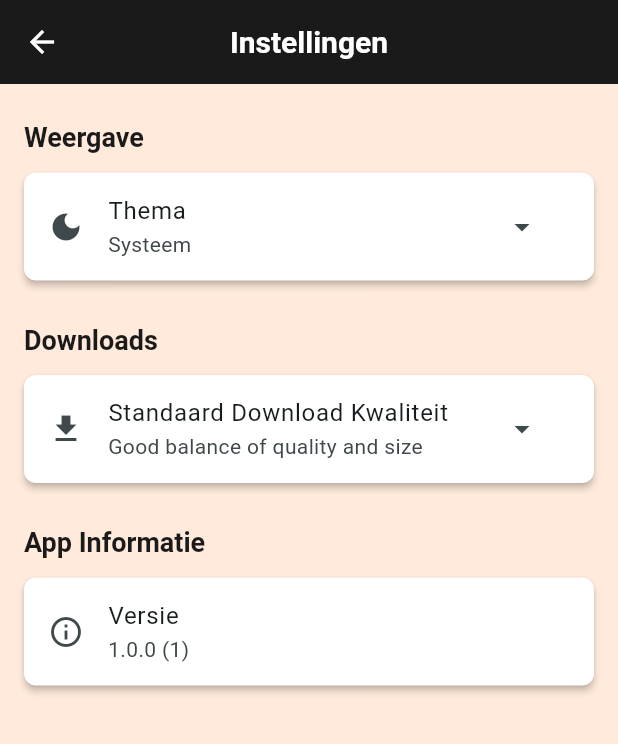
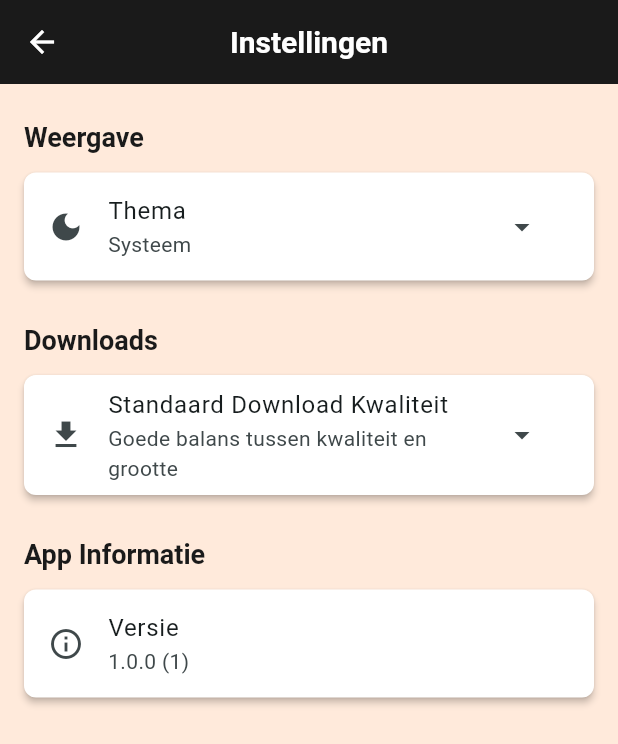
Before and after one commit to Livecast71/fd_flutter, a Flutter app: the MainTabScreen screen opened directly with empty values, after a tap on the "settings" icon, on a phone screen of 412 x 824 dp. Shown: the top 744 px of the screen. Run offline on Flutter 3.47's test engine with Material 3 defaults, Android fonts, the phone set to English and light mode, and no system bars; our stand-ins replace just_audio, package_info_plus, shared_preferences; accounts and stored records are empty; network calls fail.

Commit message:
Translate all English text to Dutch
- Translate navigation labels (Programs, Favorites, Followed)
- Translate error messages and loading states
- Translate episode detail screen title
- Translate audio player error messages and tooltips
- Translate download quality descriptions
- Update all user-facing text to Dutch

```diff
--- a/fd_podcast/lib/screens/episode_detail_screen.dart
+++ b/fd_podcast/lib/screens/episode_detail_screen.dart
@@ -60,7 +60,7 @@ class _EpisodeDetailScreenState extends State<EpisodeDetailScreen> {
 
     return Scaffold(
       appBar: AppBar(
-        title: const Text('Episode'),
+        title: const Text('Aflevering'),
       ),
       body: SingleChildScrollView(
         child: Column(
--- a/fd_podcast/lib/screens/home_screen.dart
+++ b/fd_podcast/lib/screens/home_screen.dart
@@ -81,7 +81,7 @@ class _HomeScreenState extends State<HomeScreen> {
               const Icon(Icons.error_outline, size: 64, color: Colors.red),
               const SizedBox(height: 16),
               Text(
-                'Error loading podcast',
+                'Fout bij laden podcast',
                 style: Theme.of(context).textTheme.headlineSmall,
               ),
               const SizedBox(height: 8),
@@ -93,7 +93,7 @@ class _HomeScreenState extends State<HomeScreen> {
               const SizedBox(height: 24),
               ElevatedButton(
                 onPressed: _loadPodcast,
-                child: const Text('Retry'),
+                child: const Text('Opnieuw proberen'),
               ),
             ],
           ),
@@ -107,7 +107,7 @@ class _HomeScreenState extends State<HomeScreen> {
           title: const Text('FD Podcast'),
         ),
         body: const Center(
-          child: Text('No podcast data available'),
+          child: Text('Geen podcast gegevens beschikbaar'),
         ),
       );
     }
--- a/fd_podcast/lib/screens/main_tab_screen.dart
+++ b/fd_podcast/lib/screens/main_tab_screen.dart
@@ -112,15 +112,15 @@ class _MainTabScreenState extends State<MainTabScreen> {
             items: const [
               BottomNavigationBarItem(
                 icon: Icon(Icons.library_books),
-                label: 'Programs',
+                label: 'Programma\'s',
               ),
               BottomNavigationBarItem(
                 icon: Icon(Icons.favorite),
-                label: 'Favorites',
+                label: 'Favorieten',
               ),
               BottomNavigationBarItem(
                 icon: Icon(Icons.bookmark),
-                label: 'Followed',
+                label: 'Gevolgd',
               ),
               BottomNavigationBarItem(
                 icon: Icon(Icons.download),
--- a/fd_podcast/lib/screens/settings_screen.dart
+++ b/fd_podcast/lib/screens/settings_screen.dart
@@ -18,7 +18,7 @@ class _SettingsScreenState extends State<SettingsScreen> {
 
   AppThemeMode _currentThemeMode = AppThemeMode.system;
   DownloadQuality _currentQuality = DownloadQuality.medium;
-  String _appVersion = 'Loading...';
+  String _appVersion = 'Laden...';
   bool _isLoading = true;
 
   @override
--- a/fd_podcast/lib/services/download_quality_service.dart
+++ b/fd_podcast/lib/services/download_quality_service.dart
@@ -1,9 +1,9 @@
 import 'package:shared_preferences/shared_preferences.dart';
 
 enum DownloadQuality {
-  high(128, 'Hoog (128 kbps)', 'Best quality, larger file size'),
-  medium(98, 'Gemiddeld (98 kbps)', 'Good balance of quality and size'),
-  low(64, 'Laag (64 kbps)', 'Smaller file size, lower quality');
+  high(128, 'Hoog (128 kbps)', 'Beste kwaliteit, groter bestand'),
+  medium(98, 'Gemiddeld (98 kbps)', 'Goede balans tussen kwaliteit en grootte'),
+  low(64, 'Laag (64 kbps)', 'Kleiner bestand, lagere kwaliteit');
 
   final int bitrate;
   final String displayName;
--- a/fd_podcast/lib/widgets/audio_player_widget.dart
+++ b/fd_podcast/lib/widgets/audio_player_widget.dart
@@ -101,7 +101,7 @@ class _AudioPlayerWidgetState extends State<AudioPlayerWidget> {
       if (mounted) {
         ScaffoldMessenger.of(context).showSnackBar(
           SnackBar(
-            content: Text('Error playing audio: $e'),
+            content: Text('Fout bij afspelen audio: $e'),
             backgroundColor: Colors.red,
           ),
         );
@@ -210,7 +210,7 @@ class _AudioPlayerWidgetState extends State<AudioPlayerWidget> {
                   ),
                 ),
                 onPressed: _changeSpeed,
-                tooltip: 'Playback speed',
+                tooltip: 'Afspeelsnelheid',
               ),
               const SizedBox(width: 8),
               // Rewind 10 seconds
```
